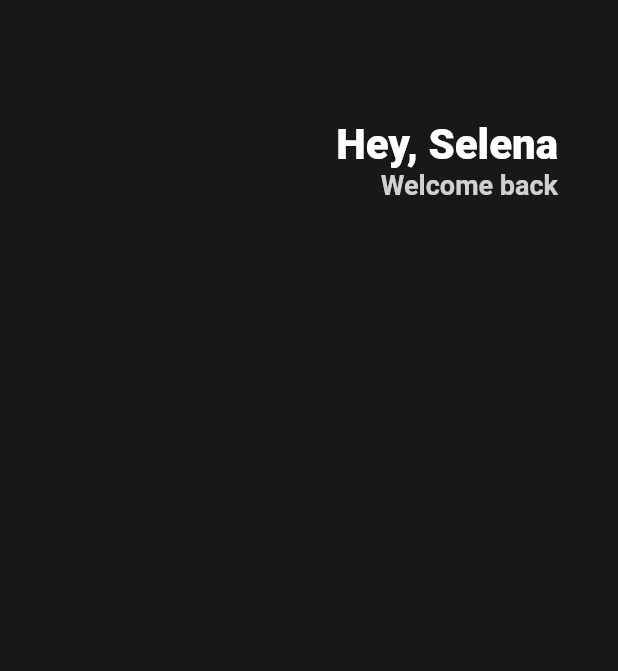
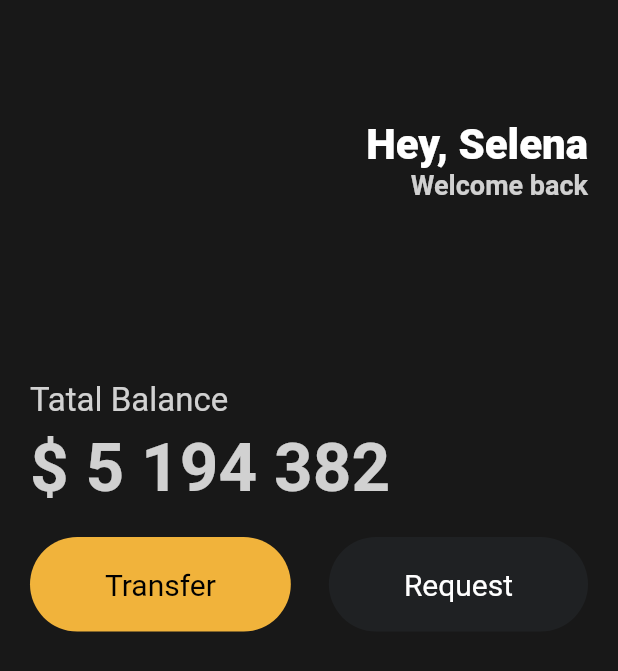
Before and after one commit to seoulsDohun/toonflix, a Flutter app: the screen it shows after launch, on a phone screen of 412 x 824 dp. Shown: the top 671 px of the screen. Run offline on Flutter 3.47's test engine with Material 2 defaults, Android fonts, the phone set to English and light mode, and no system bars.

Commit message:
버튼 만들기 + 위젯 컴포넌트화

```diff
--- a/toonflix/lib/main.dart
+++ b/toonflix/lib/main.dart
@@ -1,20 +1,24 @@
 import 'package:flutter/material.dart';
+import 'package:toonflix/widgets/button.dart';
 
 void main() {
-  runApp(App()); // 위젯을 파라미터로 필요로함.
+  runApp(const App()); // 위젯을 파라미터로 필요로함.
 }
 
 class App extends StatelessWidget {
+  const App({super.key});
+
   @override
   Widget build(BuildContext context) {
     return MaterialApp(
       home: Scaffold(
-        backgroundColor: Color(0xFF181818),
+        backgroundColor: const Color(0xFF181818),
         body: Padding(
-          padding: EdgeInsets.symmetric(horizontal: 40),
+          padding: const EdgeInsets.symmetric(horizontal: 20),
           child: Column(
+            crossAxisAlignment: CrossAxisAlignment.start,
             children: [
-              SizedBox(
+              const SizedBox(
                 height: 80,
               ),
               Row(
@@ -23,7 +27,7 @@
                   Column(
                     crossAxisAlignment: CrossAxisAlignment.end,
                     children: [
-                      Text(
+                      const Text(
                         'Hey, Selena',
                         style: TextStyle(
                           color: Colors.white,
@@ -43,6 +47,45 @@
                   ),
                 ],
               ),
+              const SizedBox(
+                height: 120,
+              ),
+              Text(
+                'Tatal Balance',
+                style: TextStyle(
+                  color: Colors.white.withOpacity(0.8),
+                  fontSize: 22,
+                ),
+              ),
+              const SizedBox(
+                height: 5,
+              ),
+              Text(
+                '\$ 5 194 382',
+                style: TextStyle(
+                  color: Colors.white.withOpacity(0.8),
+                  fontSize: 45,
+                  fontWeight: FontWeight.w600,
+                ),
+              ),
+              const SizedBox(
+                height: 20,
+              ),
+              const Row(
+                mainAxisAlignment: MainAxisAlignment.spaceBetween,
+                children: [
+                  Button(
+                    text: 'Transfer',
+                    bgColor: Color(0xFFF1B33B),
+                    textColor: Colors.black,
+                  ),
+                  Button(
+                    text: 'Request',
+                    bgColor: Color(0xFF1f2123),
+                    textColor: Colors.white,
+                  ),
+                ],
+              ),
             ],
           ),
         ),
--- /dev/null
+++ b/toonflix/lib/widgets/button.dart
@@ -0,0 +1,37 @@
+import 'package:flutter/material.dart';
+
+class Button extends StatelessWidget {
+  final String text;
+  final Color bgColor;
+  final Color textColor;
+
+  const Button({
+    super.key,
+    required this.text,
+    required this.bgColor,
+    required this.textColor,
+  });
+
+  @override
+  Widget build(BuildContext context) {
+    return Container(
+      decoration: BoxDecoration(
+        color: bgColor,
+        borderRadius: BorderRadius.circular(45),
+      ),
+      child: Padding(
+        padding: const EdgeInsets.symmetric(
+          horizontal: 50,
+          vertical: 20,
+        ),
+        child: Text(
+          text,
+          style: TextStyle(
+            fontSize: 20,
+            color: textColor,
+          ),
+        ),
+      ),
+    );
+  }
+}
```
